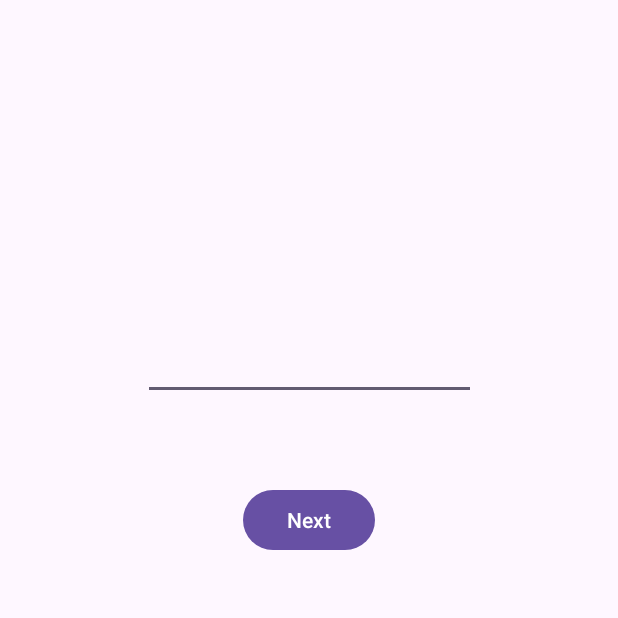
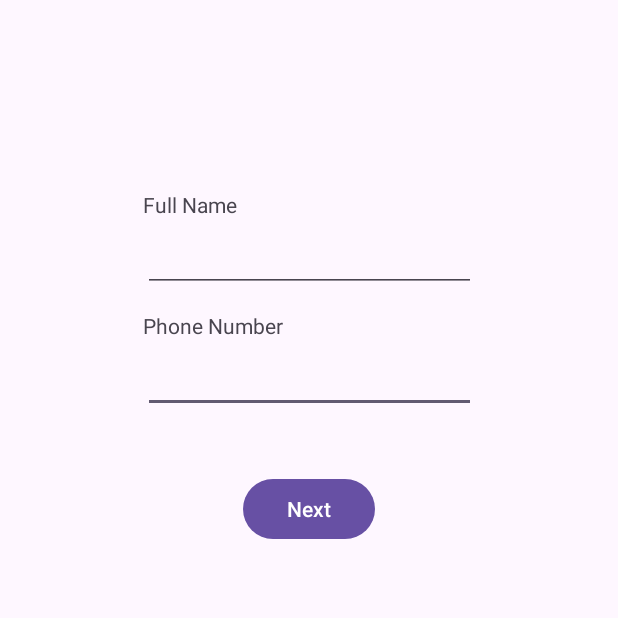
Before and after one commit to Gor397/TransformingParking, an Android app: the screen it shows after launch (SignInActivity), on a phone screen of 412 x 824 dp, the top half of it. Run offline under Robolectric (Android 15) with nearby library versions, the phone set to English and light mode, and no system bars; our stand-ins replace Firebase (no records; nobody signed in at launch, a user with empty details on screens opened directly).

Commit message:
completed phone number auth

```diff
--- a/app/src/main/java/com/example/transformingparking/ui/home/HomeFragment.java
+++ b/app/src/main/java/com/example/transformingparking/ui/home/HomeFragment.java
@@ -107,10 +107,7 @@ public class HomeFragment extends Fragment implements OnMapReadyCallback, Google
             public void onChildRemoved(@NonNull DataSnapshot snapshot) {
                 String id = snapshot.getKey();
                 for (Marker marker : markerList) {
-                    Log.d("AAAAAA", "onChildRemoved: " + marker.getTag());
-                    Log.d("AAAAAA", "onChildRemoved: " + id);
                     if (Objects.equals(marker.getTag(), id)) {
-                        Log.d("AAAAAA", "onChildRemoved: aaaaaaaaaaaaaa");
                         marker.remove();
                         markerList.remove(marker);
                         break;
--- a/app/src/main/res/layout/activity_sign_in.xml
+++ b/app/src/main/res/layout/activity_sign_in.xml
@@ -10,7 +10,7 @@
         android:id="@+id/button"
         android:layout_width="wrap_content"
         android:layout_height="wrap_content"
-        android:layout_marginTop="56dp"
+        android:layout_marginTop="40dp"
         android:text="Next"
         app:layout_constraintEnd_toEndOf="parent"
         app:layout_constraintStart_toStartOf="parent"
@@ -20,20 +20,48 @@
         android:id="@+id/editTextPhone"
         android:layout_width="222dp"
         android:layout_height="wrap_content"
-        android:layout_marginTop="50dp"
+        android:layout_marginTop="35dp"
         android:ems="10"
         android:inputType="phone"
         app:layout_constraintEnd_toEndOf="parent"
         app:layout_constraintStart_toStartOf="parent"
-        app:layout_constraintTop_toBottomOf="@+id/textView2" />
+        app:layout_constraintTop_toBottomOf="@+id/editTextTextName" />
 
     <TextView
         android:id="@+id/textView2"
-        android:layout_width="wrap_content"
-        android:layout_height="wrap_content"
-        android:layout_marginTop="152dp"
+        android:layout_width="1dp"
+        android:layout_height="0dp"
+        android:layout_marginTop="100dp"
         app:layout_constraintEnd_toEndOf="parent"
         app:layout_constraintHorizontal_bias="0.498"
         app:layout_constraintStart_toStartOf="parent"
         app:layout_constraintTop_toTopOf="parent" />
+
+    <EditText
+        android:id="@+id/editTextTextName"
+        android:layout_width="222dp"
+        android:layout_height="wrap_content"
+        android:layout_marginTop="30dp"
+        android:ems="10"
+        android:inputType="text"
+        app:layout_constraintStart_toStartOf="@+id/editTextPhone"
+        app:layout_constraintTop_toBottomOf="@+id/textView2" />
+
+    <TextView
+        android:id="@+id/textView6"
+        android:layout_width="wrap_content"
+        android:layout_height="wrap_content"
+        android:layout_marginBottom="3dp"
+        android:text="Full Name"
+        app:layout_constraintBottom_toTopOf="@+id/editTextTextName"
+        app:layout_constraintStart_toStartOf="@+id/editTextTextName" />
+
+    <TextView
+        android:id="@+id/textView7"
+        android:layout_width="wrap_content"
+        android:layout_height="wrap_content"
+        android:layout_marginBottom="3dp"
+        android:text="Phone Number"
+        app:layout_constraintBottom_toTopOf="@+id/editTextPhone"
+        app:layout_constraintStart_toStartOf="@+id/editTextPhone" />
 </androidx.constraintlayout.widget.ConstraintLayout>
--- a/app/src/main/res/layout/activity_verify_code.xml
+++ b/app/src/main/res/layout/activity_verify_code.xml
@@ -30,6 +30,8 @@
         android:layout_height="wrap_content"
         android:text=""
         android:layout_gravity="center"
+        android:textAlignment="center"
+        android:textColor="@color/quantum_googred"
         android:layout_marginTop="10dp"/>
 
 </LinearLayout>
```
Also changed, not shown: app/src/main/java/com/example/transformingparking/MapActivity.java (+2 -16 lines), app/src/main/java/com/example/transformingparking/SignInActivity.java (+23 -10 lines), app/src/main/java/com/example/transformingparking/VerifyCodeActivity.java (+22 -0 lines).
